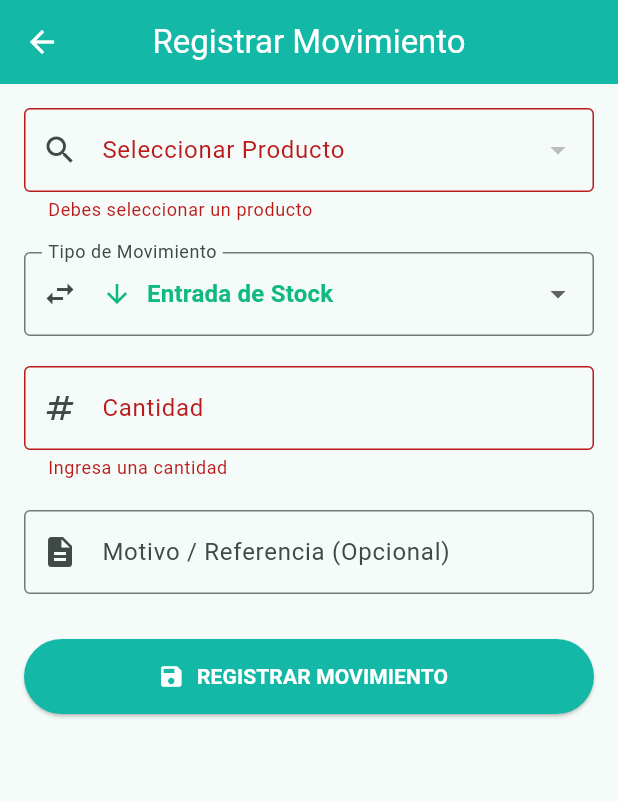
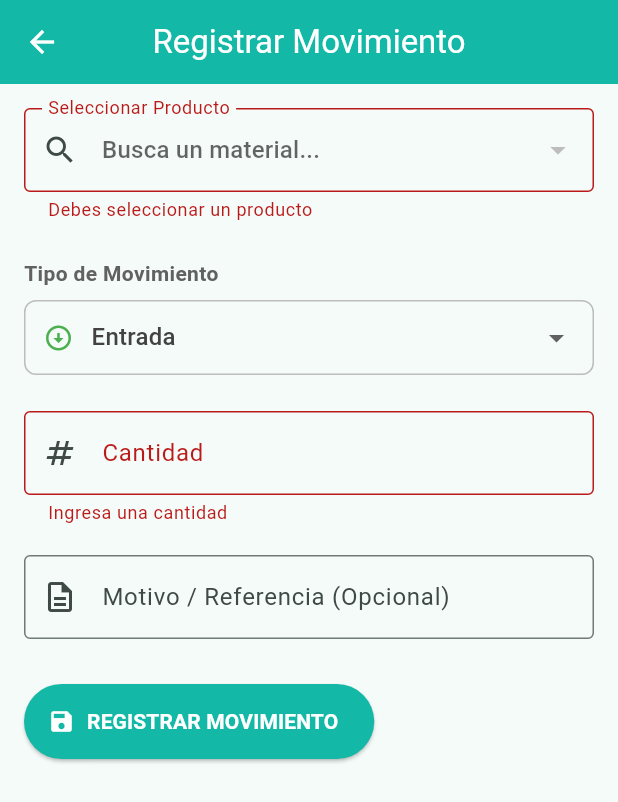
Before and after one commit to LescanoAgu/syg-materiales-flutter, a Flutter app: the MovimientoRegistroPage screen opened directly, after a tap on "REGISTRAR MOVIMIENTO", on a phone screen of 412 x 824 dp. Shown: the top 802 px of the screen. Run offline on Flutter 3.47's test engine with Material 3 defaults, Android fonts, the phone set to English and light mode, and no system bars; our stand-ins replace cloud_firestore, equatable, firebase_core, google_fonts, pdf, printing and 1 more; missing offline and left inert: excel; accounts and stored records are empty.

```diff
--- a/lib/features/ordenes_internas/presentation/pages/ordenes_page.dart
+++ b/lib/features/ordenes_internas/presentation/pages/ordenes_page.dart
@@ -34,7 +34,9 @@ class _OrdenesPageState extends State<OrdenesPage> {
         ],
       ),
       floatingActionButton: FloatingActionButton.extended(
-        onPressed: () => Navigator.push(context, MaterialPageRoute(builder: (context) => const OrdenFormPage())),
+        onPressed: () => Navigator.push(context, MaterialPageRoute(builder: (context) => const OrdenFormPage()))
+        // ✅ FIX: Recargar órdenes al volver del formulario
+            .then((_) => context.read<OrdenInternaProvider>().cargarOrdenes()),
         icon: const Icon(Icons.add),
         label: const Text('Nueva Orden'),
         backgroundColor: AppColors.primary,
--- a/lib/features/stock/presentation/pages/movimiento_registro_page.dart
+++ b/lib/features/stock/presentation/pages/movimiento_registro_page.dart
@@ -6,7 +6,7 @@ import '../../data/models/producto_model.dart';
 import '../providers/producto_provider.dart';
 import '../providers/movimiento_stock_provider.dart';
 
-class MovimientoRegistroPage extends StatefulWidget {
+class MovimientoRegistroPage extends StatefulWidget { // CLASE CORRECTA
   final ProductoConStock? productoInicial;
   const MovimientoRegistroPage({super.key, this.productoInicial});
 
@@ -15,9 +15,9 @@ class MovimientoRegistroPage extends StatefulWidget {
 }
 
 class _MovimientoRegistroPageState extends State<MovimientoRegistroPage> {
-  final _formKey = GlobalKey<FormState>(); // Agregamos validación
+  final _formKey = GlobalKey<FormState>();
   final _cantidadCtrl = TextEditingController();
-  final _motivoCtrl = TextEditingController(); // Agregamos controlador para motivo
+  final _motivoCtrl = TextEditingController();
 
   ProductoConStock? _productoSeleccionado;
   TipoMovimiento _tipo = TipoMovimiento.entrada;
@@ -27,8 +27,7 @@ class _MovimientoRegistroPageState extends State<MovimientoRegistroPage> {
     super.initState();
     _productoSeleccionado = widget.productoInicial;
 
-    // Si no venimos con un producto, cargamos la lista
-    if (widget.productoInicial == null) {
+    if (_productoSeleccionado == null) {
       WidgetsBinding.instance.addPostFrameCallback((_) {
         context.read<ProductoProvider>().cargarProductos();
       });
@@ -36,52 +35,68 @@ class _MovimientoRegistroPageState extends State<MovimientoRegistroPage> {
   }
 
   @override
+  void dispose() {
+    _cantidadCtrl.dispose();
+    _motivoCtrl.dispose();
+    super.dispose();
+  }
+
+  @override
   Widget build(BuildContext context) {
     return Scaffold(
-      appBar: AppBar(title: const Text('Registrar Movimiento')),
-      body: Padding(
+      appBar: AppBar(
+        title: const Text('Registrar Movimiento'),
+        leading: IconButton(
+          icon: const Icon(Icons.arrow_back),
+          onPressed: () => Navigator.pop(context),
+        ),
+      ),
+      body: SingleChildScrollView(
         padding: const EdgeInsets.all(16),
         child: Form(
           key: _formKey,
-          child: ListView(
+          child: Column(
+            crossAxisAlignment: CrossAxisAlignment.start,
             children: [
-              // 1. Selector de Producto (Solo si no vino preseleccionado)
               if (widget.productoInicial != null)
                 _buildProductoInfoCard(widget.productoInicial!)
               else
-                _buildProductoDropdown(),
+                _buildSelectorProducto(),
 
-              const SizedBox(height: 20),
+              const SizedBox(height: 24),
 
-              // 2. Selector de Tipo de Movimiento (Mejorado)
-              DropdownButtonFormField<TipoMovimiento>(
+              Text('Tipo de Movimiento', style: TextStyle(color: Colors.grey[700], fontWeight: FontWeight.bold)),
+              const SizedBox(height: 8),
+              Container(
+                padding: const EdgeInsets.symmetric(horizontal: 12),
+                decoration: BoxDecoration(
+                  border: Border.all(color: Colors.grey.shade400),
+                  borderRadius: BorderRadius.circular(8),
+                ),
+                child: DropdownButtonHideUnderline(
+                  child: DropdownButton<TipoMovimiento>(
                     value: _tipo,
-                decoration: const InputDecoration(
-                  labelText: 'Tipo de Movimiento',
-                  border: OutlineInputBorder(),
-                  prefixIcon: Icon(Icons.swap_horiz),
-                ),
+                    isExpanded: true,
+                    icon: const Icon(Icons.arrow_drop_down),
                     items: TipoMovimiento.values.map((t) {
                       return DropdownMenuItem(
                         value: t,
                         child: Row(
                           children: [
-                        Icon(_getIcono(t), color: _getColor(t), size: 20),
-                        const SizedBox(width: 10),
-                        Text(
-                            _getLabel(t),
-                            style: TextStyle(color: _getColor(t), fontWeight: FontWeight.bold)
-                        ),
+                            Icon(_getIconoMovimiento(t), color: _getColorMovimiento(t), size: 20),
+                            const SizedBox(width: 12),
+                            Text(_capitalizar(t.name), style: TextStyle(color: Colors.grey[800], fontWeight: FontWeight.w500)),
                           ],
                         ),
                       );
                     }).toList(),
                     onChanged: (v) => setState(() => _tipo = v!),
                   ),
+                ),
+              ),
 
-              const SizedBox(height: 20),
+              const SizedBox(height: 24),
 
-              // 3. Cantidad
               TextFormField(
                 controller: _cantidadCtrl,
                 decoration: const InputDecoration(
@@ -93,34 +108,29 @@ class _MovimientoRegistroPageState extends State<MovimientoRegistroPage> {
                 validator: (value) {
                   if (value == null || value.isEmpty) return 'Ingresa una cantidad';
                   if (double.tryParse(value) == null) return 'Número inválido';
-                  if (double.parse(value) <= 0) return 'La cantidad debe ser mayor a 0';
+                  if (double.parse(value) <= 0) return 'Debe ser mayor a 0';
                   return null;
                 },
               ),
 
               const SizedBox(height: 20),
 
-              // 4. Motivo (Opcional pero recomendado)
               TextFormField(
                 controller: _motivoCtrl,
                 decoration: const InputDecoration(
                   labelText: 'Motivo / Referencia (Opcional)',
                   border: OutlineInputBorder(),
-                  prefixIcon: Icon(Icons.description),
+                  prefixIcon: Icon(Icons.description_outlined),
                 ),
               ),
 
               const SizedBox(height: 30),
 
-              // Botón de Guardar
               SizedBox(
                 height: 50,
                 child: ElevatedButton.icon(
                   onPressed: _guardar,
-                  style: ElevatedButton.styleFrom(
-                    backgroundColor: AppColors.primary,
-                    foregroundColor: Colors.white,
-                  ),
+                  style: ElevatedButton.styleFrom(backgroundColor: AppColors.primary, foregroundColor: Colors.white),
                   icon: const Icon(Icons.save),
                   label: const Text('REGISTRAR MOVIMIENTO', style: TextStyle(fontWeight: FontWeight.bold)),
                 ),
@@ -132,65 +142,67 @@ class _MovimientoRegistroPageState extends State<MovimientoRegistroPage> {
     );
   }
 
+  // --- Widgets Auxiliares ---
   Widget _buildProductoInfoCard(ProductoConStock p) {
     return Card(
-      color: AppColors.backgroundGray,
+      elevation: 0,
+      color: Colors.grey[100],
+      shape: RoundedRectangleBorder(
+        borderRadius: BorderRadius.circular(8),
+        side: BorderSide(color: Colors.grey.shade300),
+      ),
       child: ListTile(
-        leading: const Icon(Icons.inventory_2, color: AppColors.primary),
+        leading: CircleAvatar(
+          backgroundColor: AppColors.primary.withOpacity(0.1),
+          child: const Icon(Icons.inventory_2, color: AppColors.primary),
+        ),
         title: Text(p.nombre, style: const TextStyle(fontWeight: FontWeight.bold)),
-        subtitle: Text('${p.codigo} • Stock actual: ${p.cantidadFormateada}'),
+        subtitle: Text('Cód: ${p.codigo} • Stock actual: ${p.cantidadFormateada}'),
       ),
     );
   }
 
-  Widget _buildProductoDropdown() {
+  Widget _buildSelectorProducto() {
     return Consumer<ProductoProvider>(
       builder: (context, provider, _) {
         if (provider.isLoading) return const LinearProgressIndicator();
 
         return DropdownButtonFormField<ProductoConStock>(
-          value: _productoSeleccionado,
           decoration: const InputDecoration(
             labelText: 'Seleccionar Producto',
             border: OutlineInputBorder(),
             prefixIcon: Icon(Icons.search),
           ),
           isExpanded: true,
-          items: provider.productos.map((p) {
-            return DropdownMenuItem(
-              value: p,
-              child: Text('${p.nombre} (${p.cantidadFormateada})', overflow: TextOverflow.ellipsis),
-            );
-          }).toList(),
-          onChanged: (v) => setState(() => _productoSeleccionado = v),
-          validator: (v) => v == null ? 'Debes seleccionar un producto' : null,
+          hint: const Text('Busca un material...'),
+          value: _productoSeleccionado,
+          items: provider.productos.map((p) => DropdownMenuItem(value: p, child: Text(p.nombre, overflow: TextOverflow.ellipsis))).toList(),
+          onChanged: (val) => setState(() => _productoSeleccionado = val),
+          validator: (val) => val == null ? 'Debes seleccionar un producto' : null,
         );
       },
     );
   }
 
-  // Helpers para estética
-  String _getLabel(TipoMovimiento t) {
+  // --- Helpers Estéticos ---
+  String _capitalizar(String texto) {
+    if (texto.isEmpty) return texto;
+    return texto[0].toUpperCase() + texto.substring(1);
+  }
+
+  IconData _getIconoMovimiento(TipoMovimiento t) {
     switch (t) {
-      case TipoMovimiento.entrada: return 'Entrada de Stock';
-      case TipoMovimiento.salida: return 'Salida de Stock';
-      case TipoMovimiento.ajuste: return 'Ajuste de Inventario';
+      case TipoMovimiento.entrada: return Icons.arrow_circle_down;
+      case TipoMovimiento.salida: return Icons.arrow_circle_up;
+      case TipoMovimiento.ajuste: return Icons.tune;
     }
   }
 
-  Color _getColor(TipoMovimiento t) {
+  Color _getColorMovimiento(TipoMovimiento t) {
     switch (t) {
-      case TipoMovimiento.entrada: return AppColors.success;
-      case TipoMovimiento.salida: return AppColors.error;
-      case TipoMovimiento.ajuste: return AppColors.warning;
-    }
-  }
-
-  IconData _getIcono(TipoMovimiento t) {
-    switch (t) {
-      case TipoMovimiento.entrada: return Icons.arrow_downward;
-      case TipoMovimiento.salida: return Icons.arrow_upward;
-      case TipoMovimiento.ajuste: return Icons.tune;
+      case TipoMovimiento.entrada: return Colors.green;
+      case TipoMovimiento.salida: return Colors.red;
+      case TipoMovimiento.ajuste: return Colors.orange;
     }
   }
 
@@ -199,25 +211,30 @@ class _MovimientoRegistroPageState extends State<MovimientoRegistroPage> {
     if (_productoSeleccionado == null) return;
 
     final cant = double.tryParse(_cantidadCtrl.text) ?? 0;
-    final motivo = _motivoCtrl.text.isEmpty ? 'Manual' : _motivoCtrl.text;
+    final motivo = _motivoCtrl.text.isEmpty ? 'Ajuste manual' : _motivoCtrl.text;
 
-    // Feedback de carga (opcional, usando un dialogo simple o estado)
     showDialog(context: context, barrierDismissible: false, builder: (c) => const Center(child: CircularProgressIndicator()));
 
-    await context.read<MovimientoStockProvider>().registrarMovimiento(
+    final success = await context.read<MovimientoStockProvider>().registrarMovimiento(
       productoId: _productoSeleccionado!.productoId,
       tipo: _tipo,
       cantidad: cant,
       motivo: motivo,
-      usuarioId: 'usuario_actual', // Aquí iría el ID del auth
+      usuarioId: 'usuario_app',
     );
 
     if(mounted) {
       Navigator.pop(context); // Cerrar loading
+      if (success) {
         Navigator.pop(context); // Cerrar pantalla
         ScaffoldMessenger.of(context).showSnackBar(
-        const SnackBar(content: Text('✅ Movimiento registrado exitosamente'), backgroundColor: AppColors.success),
+          const SnackBar(content: Text('✅ Movimiento registrado'), backgroundColor: AppColors.success),
+        );
+      } else {
+        ScaffoldMessenger.of(context).showSnackBar(
+          SnackBar(content: Text('❌ Error: ${context.read<MovimientoStockProvider>().errorMessage}'), backgroundColor: AppColors.error),
         );
       }
     }
   }
+}
```
Also changed, not shown: lib/features/acopios/presentation/pages/acopios_list_page.dart (+12 -32 lines), lib/features/clientes/presentation/pages/clientes_list_page.dart (+4 -5 lines), lib/features/obras/presentation/pages/obras_list_page.dart (+5 -3 lines), lib/features/stock/presentation/pages/catalogo_page.dart (+59 -148 lines), lib/features/stock/presentation/pages/stock_page.dart (+7 -2 lines), lib/features/stock/presentation/providers/producto_provider.dart (+8 -18 lines). Lines whose indentation alone changed are shown as unchanged.
